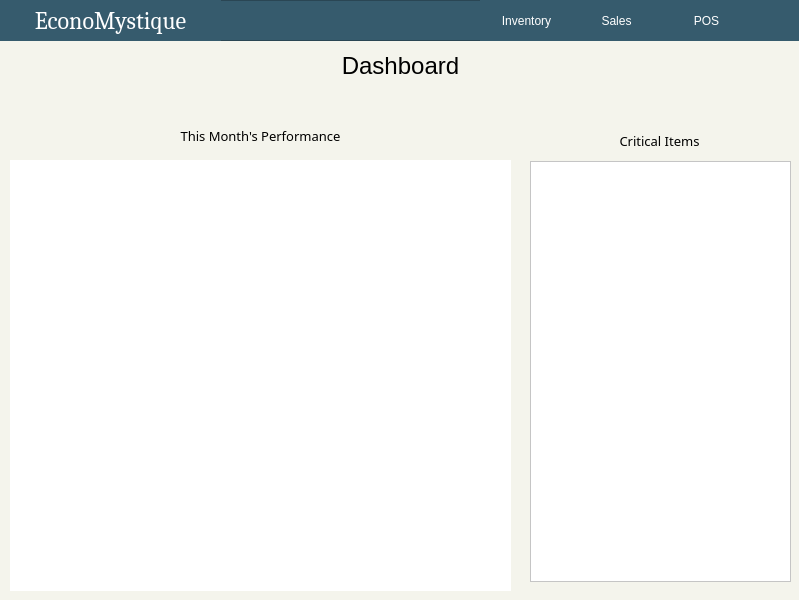
The window that dashboard.ui (ongchangco/Economystique2) describes before a commit, drawn with Qt 5.
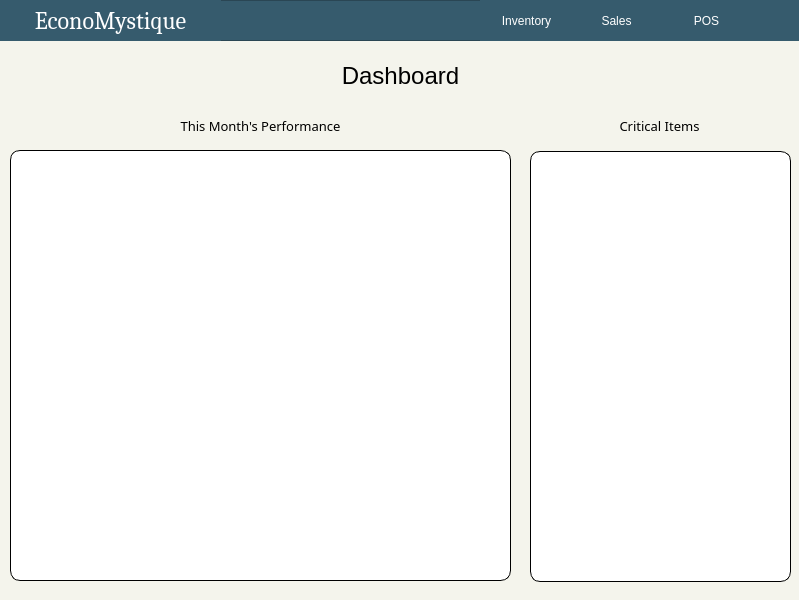
The same window after the commit. Icons and pictures are not drawn.

The edit to the form file:
```diff
--- a/dashboard.ui
+++ b/dashboard.ui
@@ -231,33 +231,41 @@
    <property name="geometry">
     <rect>
      <x>10</x>
-     <y>160</y>
+     <y>150</y>
      <width>501</width>
      <height>431</height>
     </rect>
    </property>
    <property name="styleSheet">
-    <string notr="true">background: white;</string>
+    <string notr="true">QWidget {
+    border: 1px solid black;
+    border-radius: 10px;
+	background: white;
+}</string>
    </property>
   </widget>
   <widget class="QListWidget" name="lsCritical">
    <property name="geometry">
     <rect>
      <x>530</x>
-     <y>161</y>
+     <y>151</y>
      <width>261</width>
-     <height>421</height>
+     <height>431</height>
     </rect>
    </property>
    <property name="styleSheet">
-    <string notr="true">Background: white;</string>
+    <string notr="true">QListWidget {
+	border: 1px solid black;
+    border-radius: 10px;
+	background: white;
+}</string>
    </property>
   </widget>
   <widget class="QLabel" name="label">
    <property name="geometry">
     <rect>
      <x>534</x>
-     <y>125</y>
+     <y>110</y>
      <width>251</width>
      <height>31</height>
     </rect>
@@ -284,7 +292,7 @@
      <x>10</x>
      <y>50</y>
      <width>781</width>
-     <height>31</height>
+     <height>51</height>
     </rect>
    </property>
    <property name="font">
@@ -307,7 +315,7 @@
    <property name="geometry">
     <rect>
      <x>10</x>
-     <y>120</y>
+     <y>110</y>
      <width>501</width>
      <height>31</height>
     </rect>
```
